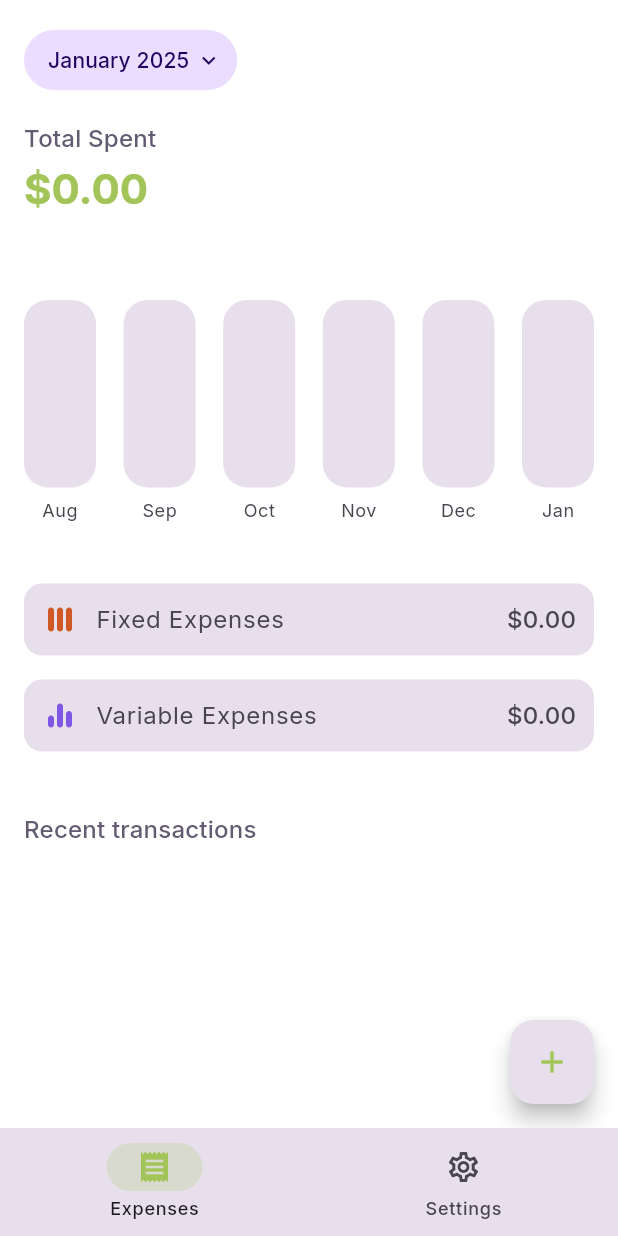
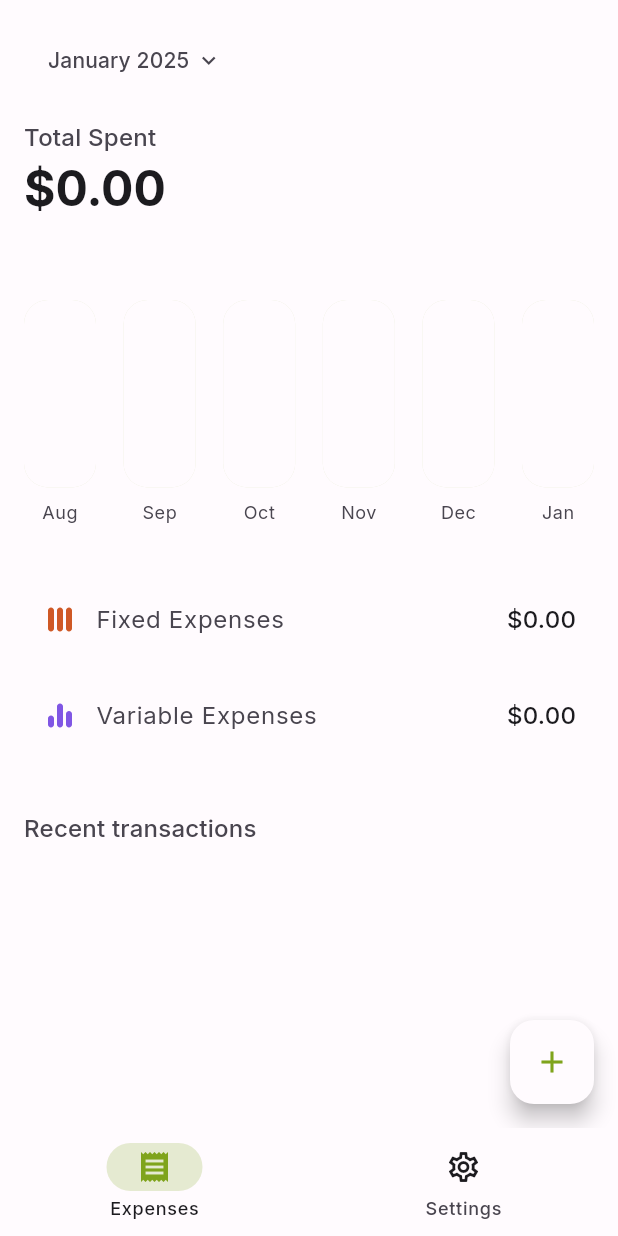
Before and after one commit to 0x6762/kiwi-spending-tracker, a Flutter app: the screen it shows after launch, on a phone screen of 412 x 824 dp. Run offline on Flutter 3.47's test engine with Material 3 defaults, Android fonts, the phone set to English and light mode, and no system bars; drawn by our look-alikes of fl_chart; our stand-ins replace flutter_svg, google_fonts, shared_preferences.

Commit message:
Refactor theme and update colors on main screen

```diff
--- a/lib/screens/main_screen.dart
+++ b/lib/screens/main_screen.dart
@@ -77,6 +77,8 @@ class _MainScreenState extends State<MainScreen> {
         .toList();
 
     return Scaffold(
+      backgroundColor:
+          Theme.of(context).colorScheme.surface, //main screen background
       body: SafeArea(
         child: SingleChildScrollView(
           child: Column(
@@ -87,14 +89,15 @@ class _MainScreenState extends State<MainScreen> {
                 onMonthSelected: _onMonthSelected,
               ),
               Padding(
-                padding: const EdgeInsets.fromLTRB(16, 24, 16, 8),
+                padding: const EdgeInsets.fromLTRB(16, 24, 16, 16),
                 child: Row(
                   mainAxisAlignment: MainAxisAlignment.start,
                   children: [
                     Text(
                       'Recent transactions',
                       style: Theme.of(context).textTheme.titleMedium?.copyWith(
-                            color: Theme.of(context).colorScheme.secondary,
+                            color:
+                                Theme.of(context).colorScheme.onSurfaceVariant,
                           ),
                     ),
                   ],
@@ -102,7 +105,9 @@ class _MainScreenState extends State<MainScreen> {
               ),
               Container(
                 decoration: BoxDecoration(
-                  color: Theme.of(context).colorScheme.surface,
+                  color: Theme.of(context)
+                      .colorScheme
+                      .surface, //expenses list background
                   borderRadius:
                       const BorderRadius.vertical(top: Radius.circular(16)),
                 ),
@@ -118,7 +123,7 @@ class _MainScreenState extends State<MainScreen> {
       ),
       floatingActionButton: FloatingActionButton(
         onPressed: _addExpense,
-        backgroundColor: Theme.of(context).colorScheme.surfaceVariant,
+        backgroundColor: Theme.of(context).colorScheme.surfaceContainer,
         foregroundColor: Theme.of(context).colorScheme.primary,
         child: const Icon(Icons.add),
       ),
@@ -128,6 +133,7 @@ class _MainScreenState extends State<MainScreen> {
   @override
   Widget build(BuildContext context) {
     return Scaffold(
+      backgroundColor: Theme.of(context).colorScheme.surfaceContainer,
       body: IndexedStack(
         index: _selectedIndex,
         children: [
@@ -142,14 +148,19 @@ class _MainScreenState extends State<MainScreen> {
           });
         },
         selectedIndex: _selectedIndex,
-        backgroundColor: Theme.of(context).colorScheme.surfaceVariant,
-        indicatorColor: Theme.of(context).colorScheme.primary.withOpacity(0.2),
+        backgroundColor: Theme.of(context)
+            .colorScheme
+            .surfaceContainer, // Navigation bar background
+        indicatorColor: Theme.of(context)
+            .colorScheme
+            .primary //Navigation bar background indicator
+            .withOpacity(0.2),
         height: 72,
         destinations: [
           NavigationDestination(
             icon: Icon(
               Icons.receipt_outlined,
-              color: Theme.of(context).colorScheme.onSurfaceVariant,
+              color: Theme.of(context).colorScheme.onSurface,
             ),
             selectedIcon: Icon(
               Icons.receipt,
@@ -160,7 +171,7 @@ class _MainScreenState extends State<MainScreen> {
           NavigationDestination(
             icon: Icon(
               Icons.settings_outlined,
-              color: Theme.of(context).colorScheme.onSurfaceVariant,
+              color: Theme.of(context).colorScheme.onSurface,
             ),
             selectedIcon: Icon(
               Icons.settings,
--- a/lib/theme/theme.dart
+++ b/lib/theme/theme.dart
@@ -3,150 +3,106 @@ import 'package:flutter/services.dart';
 import 'package:google_fonts/google_fonts.dart';
 
 class AppTheme {
-  static TextTheme _buildTextTheme(
-      TextTheme base, Color primaryTextColor, Color secondaryTextColor) {
+  static TextTheme _buildTextTheme(TextTheme base) {
     return GoogleFonts.interTextTheme(base).copyWith(
-      displayLarge: GoogleFonts.inter(
-        textStyle: base.displayLarge?.copyWith(color: primaryTextColor),
+      // Used for the total amount in expense summary (largest text)
+      headlineMedium: GoogleFonts.inter(
+        textStyle: base.headlineMedium?.copyWith(
+          fontSize: 32,
+          height: 1.2,
           fontWeight: FontWeight.w600,
         ),
-      displayMedium: GoogleFonts.inter(
-        textStyle: base.displayMedium?.copyWith(color: primaryTextColor),
+      ),
+      // Used for dialog titles and main headings
+      titleLarge: GoogleFonts.inter(
+        textStyle: base.titleLarge?.copyWith(
+          fontSize: 22,
+          height: 1.2,
           fontWeight: FontWeight.w600,
         ),
-      displaySmall: GoogleFonts.inter(
-        textStyle: base.displaySmall?.copyWith(color: primaryTextColor),
-        fontWeight: FontWeight.w600,
       ),
-      headlineLarge: GoogleFonts.inter(
-        textStyle: base.headlineLarge?.copyWith(color: primaryTextColor),
-        fontWeight: FontWeight.w600,
-      ),
-      headlineMedium: GoogleFonts.inter(
-        textStyle: base.headlineMedium?.copyWith(color: primaryTextColor),
-        fontWeight: FontWeight.w600,
-      ),
-      headlineSmall: GoogleFonts.inter(
-        textStyle: base.headlineSmall?.copyWith(color: primaryTextColor),
-        fontWeight: FontWeight.w600,
-      ),
-      titleLarge: GoogleFonts.inter(
-        textStyle: base.titleLarge?.copyWith(color: primaryTextColor),
-        fontWeight: FontWeight.w600,
-      ),
+      // Used for section titles and expense amounts
       titleMedium: GoogleFonts.inter(
-        textStyle: base.titleMedium?.copyWith(color: primaryTextColor),
+        textStyle: base.titleMedium?.copyWith(
+          fontSize: 16,
+          height: 1.4,
           fontWeight: FontWeight.w500,
         ),
-      titleSmall: GoogleFonts.inter(
-        textStyle: base.titleSmall?.copyWith(color: primaryTextColor),
-        fontWeight: FontWeight.w500,
       ),
+      // Used for expense titles and primary labels
       bodyLarge: GoogleFonts.inter(
-        textStyle: base.bodyLarge?.copyWith(color: primaryTextColor),
-        fontWeight: FontWeight.normal,
+        textStyle: base.bodyLarge?.copyWith(
+          fontSize: 16,
+          height: 1.4,
+          fontWeight: FontWeight.w400,
         ),
-      bodyMedium: GoogleFonts.inter(
-        textStyle: base.bodyMedium?.copyWith(color: primaryTextColor),
-        fontWeight: FontWeight.normal,
       ),
+      // Used for dates, account names, and secondary text
       bodySmall: GoogleFonts.inter(
-        textStyle: base.bodySmall?.copyWith(color: secondaryTextColor),
-        fontWeight: FontWeight.normal,
+        textStyle: base.bodySmall?.copyWith(
+          fontSize: 12,
+          height: 1.4,
+          fontWeight: FontWeight.w400,
         ),
-      labelLarge: GoogleFonts.inter(
-        textStyle: base.labelLarge?.copyWith(color: primaryTextColor),
-        fontWeight: FontWeight.w500,
-      ),
-      labelMedium: GoogleFonts.inter(
-        textStyle: base.labelMedium?.copyWith(color: secondaryTextColor),
-        fontWeight: FontWeight.w500,
-      ),
-      labelSmall: GoogleFonts.inter(
-        textStyle: base.labelSmall?.copyWith(color: secondaryTextColor),
-        fontWeight: FontWeight.w500,
       ),
     );
   }
 
   static final textTheme = _buildTextTheme(
     ThemeData.light().textTheme,
-    const Color(0xFF1C1B1F), // Primary text color for light mode
-    const Color(0xFF49454F), // Secondary text color for light mode
   );
 
   static final darkTextTheme = _buildTextTheme(
     ThemeData.dark().textTheme,
-    const Color(0xFFE6E1E5), // Primary text color for dark mode
-    const Color(0xFFCAC4D0), // Secondary text color for dark mode
   );
 
   static const ColorScheme lightColorScheme = ColorScheme(
     brightness: Brightness.light,
-    primary: Color(0xFFA2C458),
-    onPrimary: Colors.white,
-    primaryContainer: Color(0xFFEADDFF),
-    onPrimaryContainer: Color(0xFF21005E),
-    secondary: Color(0xFF625B71),
-    onSecondary: Colors.white,
-    secondaryContainer: Color(0xFFE8DEF8),
-    onSecondaryContainer: Color(0xFF1E192B),
-    tertiary: Color(0xFF7D5260),
-    onTertiary: Colors.white,
-    tertiaryContainer: Color(0xFFFFD8E4),
-    onTertiaryContainer: Color(0xFF31111D),
-    error: Color(0xFFB3261E),
-    onError: Colors.white,
-    errorContainer: Color(0xFFF9DEDC),
-    onErrorContainer: Color(0xFF410E0B),
-    background: Colors.white,
+    // Main brand color, used for FAB, buttons, and accents
+    primary: Color(0xFF7FA41C),
+    onPrimary: Color(0xFFFFFFFF),
+    // Used for secondary text and icons
+    secondary: Color(0xFF49454F),
+    onSecondary: Color(0xFFFFFFFF),
+    // Error states and delete actions
+    error: Color(0xFFBA1A1A),
+    onError: Color(0xFFFFFFFF),
+    // Main screen background
+    background: Color(0xFFFFFBFE),
     onBackground: Color(0xFF1C1B1F),
-    surface: Colors.white,
+    // Card and surface colors
+    surface: Color(0xFFFFFBFE),
     onSurface: Color(0xFF1C1B1F),
-    surfaceVariant: Color(0xFFE7E0EC),
+    // Used for the bottom sheet, nav bar, and subtle backgrounds
+    surfaceVariant: Color(0xFFF3F3F3),
     onSurfaceVariant: Color(0xFF49454F),
-    outline: Color(0xFF79747E),
-    outlineVariant: Color(0xFFCAC4D0),
-    shadow: Colors.black,
-    scrim: Colors.black,
-    inverseSurface: Color(0xFF313033),
-    onInverseSurface: Color(0xFFF4EFF4),
-    inversePrimary: Color(0xFFD0BCFF),
-    surfaceTint: Color(0xFF6750A4),
+    // Used for borders and dividers
+    outline: Color(0xFFE3E3E3),
+    outlineVariant: Color(0xFFE3E3E3),
   );
 
   static const ColorScheme darkColorScheme = ColorScheme(
     brightness: Brightness.dark,
+    // Main brand color, used for FAB, buttons, and accents
     primary: Color(0xFFA2C458),
     onPrimary: Color(0xFF13151D),
-    primaryContainer: Color(0xFF13151D),
-    onPrimaryContainer: Color(0xFFFFFFFF),
+    // Used for secondary text and icons
     secondary: Color(0xFFCAC4D0),
     onSecondary: Color(0xFF13151D),
-    secondaryContainer: Color(0xFF13151D),
-    onSecondaryContainer: Color(0xFFCAC4D0),
-    tertiary: Color(0xFFEFB8C8),
-    onTertiary: Color(0xFF13151D),
-    tertiaryContainer: Color(0xFF13151D),
-    onTertiaryContainer: Color(0xFFEFB8C8),
+    // Error states and delete actions
     error: Color(0xFFF2B8B5),
     onError: Color(0xFF601410),
-    errorContainer: Color(0xFF8C1D18),
-    onErrorContainer: Color(0xFFF9DEDC),
-    background: Color(0xFF0C0E13),
-    onBackground: Color(0xFFE6E1E5),
+    // Main screen background
     surface: Color(0xFF0C0E13),
-    onSurface: Color(0xFFE6E1E5),
-    surfaceVariant: Color(0xFF13151D),
-    onSurfaceVariant: Color(0xFFCAC4D0),
-    outline: Color(0xFF938F99),
-    outlineVariant: Color(0xFF49454F),
-    shadow: Colors.black,
-    scrim: Colors.black,
-    inverseSurface: Color(0xFFE6E1E5),
-    onInverseSurface: Color(0xFF13151D),
-    inversePrimary: Color(0xFF13151D),
-    surfaceTint: Color(0xFFFFFFFF),
+    onSurface: Color(0xFFDCDCE8),
+    onSurfaceVariant: Color(0xFFA3ABBF),
+    // Used for the bottom sheet, nav bar, and subtle backgrounds
+    surfaceContainer: Color(0xFF13151D),
+    surfaceContainerHighest: Color(0xFF13151D),
+    surfaceContainerLowest: Color(0xFF262933),
+    // Used for borders and dividers
+    outline: Color(0xFF13151D),
+    outlineVariant: Color(0xFF13151D),
   );
 
   static ThemeData light() {
--- a/lib/widgets/expense_list.dart
+++ b/lib/widgets/expense_list.dart
@@ -98,13 +98,20 @@ class ExpenseList extends StatelessWidget {
       },
       child: ListTile(
         leading: CircleAvatar(
-          backgroundColor: Theme.of(context).colorScheme.surfaceVariant,
+          backgroundColor: Theme.of(context)
+              .colorScheme
+              .surfaceContainer, //List item icon background color
           child: Icon(
             category?.icon ?? Icons.receipt_long,
-            color: Theme.of(context).colorScheme.onSurfaceVariant,
+            color: Theme.of(context)
+                .colorScheme
+                .onSurfaceVariant, //List item icon color
           ),
         ),
-        title: Text(expense.title),
+        title: Text(expense.title,
+            style: Theme.of(context).textTheme.bodyLarge?.copyWith(
+                  color: Theme.of(context).colorScheme.onSurface,
+                )),
         subtitle: Padding(
           padding: const EdgeInsets.only(top: 4),
           child: Row(
@@ -146,7 +153,9 @@ class ExpenseList extends StatelessWidget {
           children: [
             Text(
               '\$${expense.amount.toStringAsFixed(2)}',
-              style: Theme.of(context).textTheme.titleMedium,
+              style: Theme.of(context).textTheme.titleMedium?.copyWith(
+                    color: Theme.of(context).colorScheme.onSurface,
+                  ),
             ),
             const SizedBox(height: 2),
             Text(
--- a/lib/widgets/expense_summary.dart
+++ b/lib/widgets/expense_summary.dart
@@ -75,8 +75,8 @@ class _ExpenseSummaryState extends State<ExpenseSummary> {
             child: TextButton(
               onPressed: _showMonthPicker,
               style: TextButton.styleFrom(
-                backgroundColor: theme.colorScheme.primaryContainer,
-                foregroundColor: theme.colorScheme.onPrimaryContainer,
+                backgroundColor: theme.colorScheme.surfaceContainer,
+                foregroundColor: theme.colorScheme.onSurfaceVariant,
                 padding: const EdgeInsets.only(
                   left: 16,
                   right: 10,
@@ -101,7 +101,7 @@ class _ExpenseSummaryState extends State<ExpenseSummary> {
               Text(
                 'Total Spent',
                 style: theme.textTheme.titleMedium?.copyWith(
-                  color: theme.colorScheme.secondary,
+                  color: theme.colorScheme.onSurfaceVariant,
                 ),
               ),
               const SizedBox(height: 4),
@@ -109,7 +109,7 @@ class _ExpenseSummaryState extends State<ExpenseSummary> {
                 '\$${_monthlyTotal.toStringAsFixed(2)}',
                 style: theme.textTheme.headlineMedium?.copyWith(
                   fontWeight: FontWeight.bold,
-                  color: theme.colorScheme.primary,
+                  color: theme.colorScheme.onSurface,
                 ),
               ),
             ],
@@ -161,7 +161,7 @@ class _SummaryRow extends StatelessWidget {
     return Container(
       padding: const EdgeInsets.all(12),
       decoration: BoxDecoration(
-        color: theme.colorScheme.surfaceVariant,
+        color: theme.colorScheme.surfaceContainer,
         borderRadius: BorderRadius.circular(12),
       ),
       child: Row(
@@ -187,7 +187,7 @@ class _SummaryRow extends StatelessWidget {
           Text(
             '\$${amount.toStringAsFixed(2)}',
             style: theme.textTheme.titleMedium?.copyWith(
-              color: theme.colorScheme.onSurfaceVariant,
+              color: theme.colorScheme.onSurface,
             ),
           ),
         ],
@@ -221,6 +221,9 @@ class MonthPickerDialog extends StatelessWidget {
     final months = _availableMonths;
 
     return Dialog(
+      backgroundColor: Theme.of(context)
+          .colorScheme
+          .surfaceContainer, //select month top picker background color
       child: Padding(
         padding: const EdgeInsets.symmetric(vertical: 16),
         child: Column(
--- a/lib/widgets/monthly_expense_chart.dart
+++ b/lib/widgets/monthly_expense_chart.dart
@@ -69,9 +69,12 @@ class MonthlyExpenseChart extends StatelessWidget {
                     width: 48,
                     color: total > 0
                         ? (isSelectedMonth
-                            ? theme.colorScheme.primary
-                            : theme.colorScheme.surfaceVariant)
-                        : theme.colorScheme.surfaceVariant,
+                            ? theme
+                                .colorScheme.primary //selected month bar color
+                            : theme.colorScheme
+                                .surfaceContainerLowest) //other months bar color
+                        : theme.colorScheme
+                            .surfaceContainer, //no expenses bar color
                     backDrawRodData: BackgroundBarChartRodData(
                       show: true,
                       toY: expenses.isEmpty ? 100 : null,
@@ -107,12 +110,11 @@ class MonthlyExpenseChart extends StatelessWidget {
                 }
               },
               touchTooltipData: BarTouchTooltipData(
-                tooltipBgColor: theme.colorScheme.surfaceVariant,
-                tooltipPadding:
-                    const EdgeInsets.symmetric(horizontal: 8, vertical: 8),
+                tooltipBgColor: theme.colorScheme.surfaceContainer,
+                tooltipPadding: const EdgeInsets.fromLTRB(8, 8, 8, 4),
                 tooltipMargin: 8,
-                tooltipRoundedRadius: 24,
-                fitInsideHorizontally: true,
+                tooltipRoundedRadius: 16,
+                fitInsideHorizontally: false,
                 getTooltipItem: (group, groupIndex, rod, rodIndex) {
                   final month = months[groupIndex];
                   final total = _getMonthlyTotal(month);
@@ -125,7 +127,7 @@ class MonthlyExpenseChart extends StatelessWidget {
                       fontWeight: FontWeight.bold,
                       color: isSelectedMonth
                           ? theme.colorScheme.primary
-                          : theme.colorScheme.primary.withOpacity(0.8),
+                          : theme.colorScheme.onSurfaceVariant.withOpacity(1),
                       height: 1.0,
                     ),
                     textAlign: TextAlign.center,
@@ -147,7 +149,9 @@ class MonthlyExpenseChart extends StatelessWidget {
                       padding: const EdgeInsets.only(top: 8),
                       child: Text(
                         monthFormat.format(month),
-                        style: theme.textTheme.bodySmall,
+                        style: theme.textTheme.bodySmall?.copyWith(
+                          color: theme.colorScheme.onSurfaceVariant,
+                        ),
                       ),
                     );
                   },
```
Lines whose indentation alone changed are shown as unchanged.
